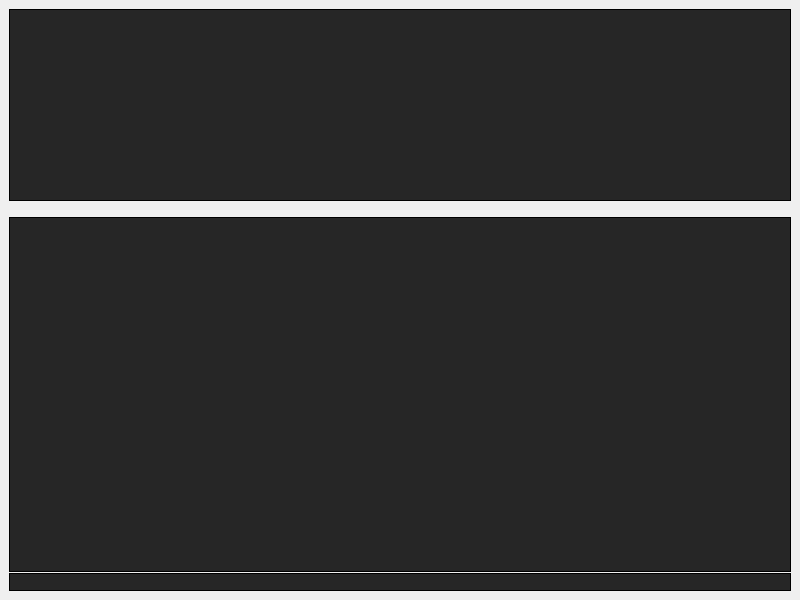
chiiph/qfm, file src/ui/mainwin2.ui: the form before one commit.
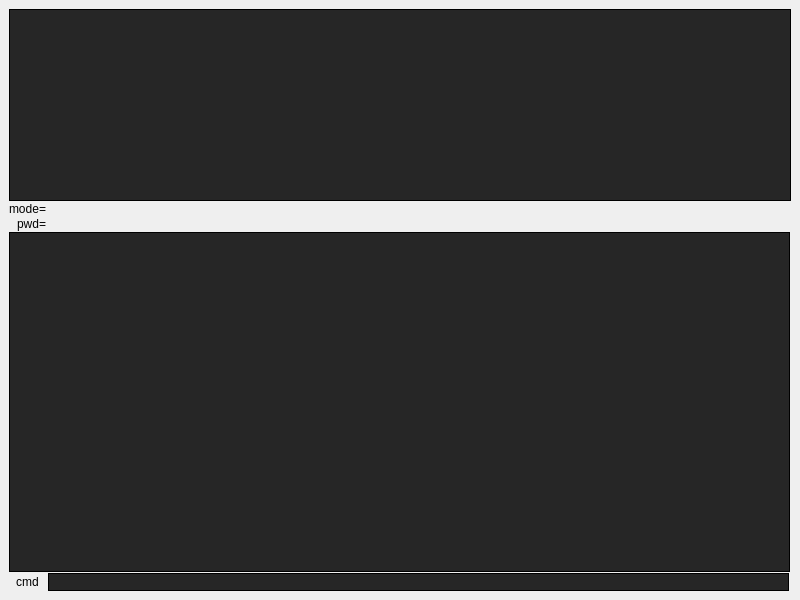
The form after the commit.

The edit to the form file:
```diff
--- a/src/ui/mainwin2.ui
+++ b/src/ui/mainwin2.ui
@@ -46,10 +46,10 @@
       <property name="spacing">
        <number>1</number>
       </property>
-      <item row="2" column="0">
+      <item row="4" column="0" colspan="4">
        <widget class="QListWidget" name="directory_list"/>
       </item>
-      <item row="0" column="0">
+      <item row="0" column="0" colspan="5">
        <widget class="QListWidget" name="selected_list">
         <property name="sizePolicy">
          <sizepolicy hsizetype="Expanding" vsizetype="Minimum">
@@ -62,14 +62,54 @@
         </property>
        </widget>
       </item>
-      <item row="3" column="0">
+      <item row="5" column="2">
        <widget class="QLineEdit" name="search_line">
         <property name="enabled">
          <bool>false</bool>
         </property>
        </widget>
       </item>
-      <item row="1" column="0">
+      <item row="5" column="0">
+       <widget class="QLabel" name="label_2">
+        <property name="text">
+         <string>cmd</string>
+        </property>
+        <property name="alignment">
+         <set>Qt::AlignCenter</set>
+        </property>
+       </widget>
+      </item>
+      <item row="2" column="0">
+       <widget class="QLabel" name="label_3">
+        <property name="text">
+         <string>mode=</string>
+        </property>
+       </widget>
+      </item>
+      <item row="2" column="1" colspan="2">
+       <widget class="QLabel" name="mode_label">
+        <property name="text">
+         <string/>
+        </property>
+       </widget>
+      </item>
+      <item row="3" column="0">
+       <widget class="QLabel" name="label">
+        <property name="sizePolicy">
+         <sizepolicy hsizetype="Minimum" vsizetype="Minimum">
+          <horstretch>0</horstretch>
+          <verstretch>0</verstretch>
+         </sizepolicy>
+        </property>
+        <property name="text">
+         <string>pwd=</string>
+        </property>
+        <property name="alignment">
+         <set>Qt::AlignRight|Qt::AlignTrailing|Qt::AlignVCenter</set>
+        </property>
+       </widget>
+      </item>
+      <item row="3" column="1" colspan="2">
        <widget class="QLabel" name="pwd_label">
         <property name="text">
          <string/>
```
